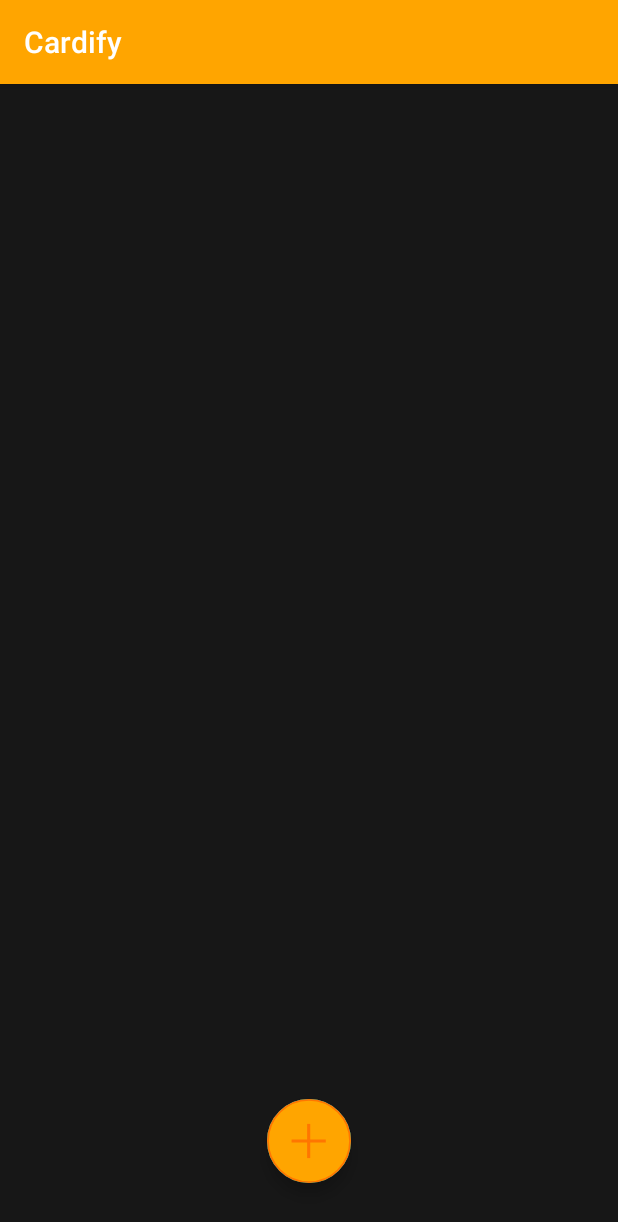
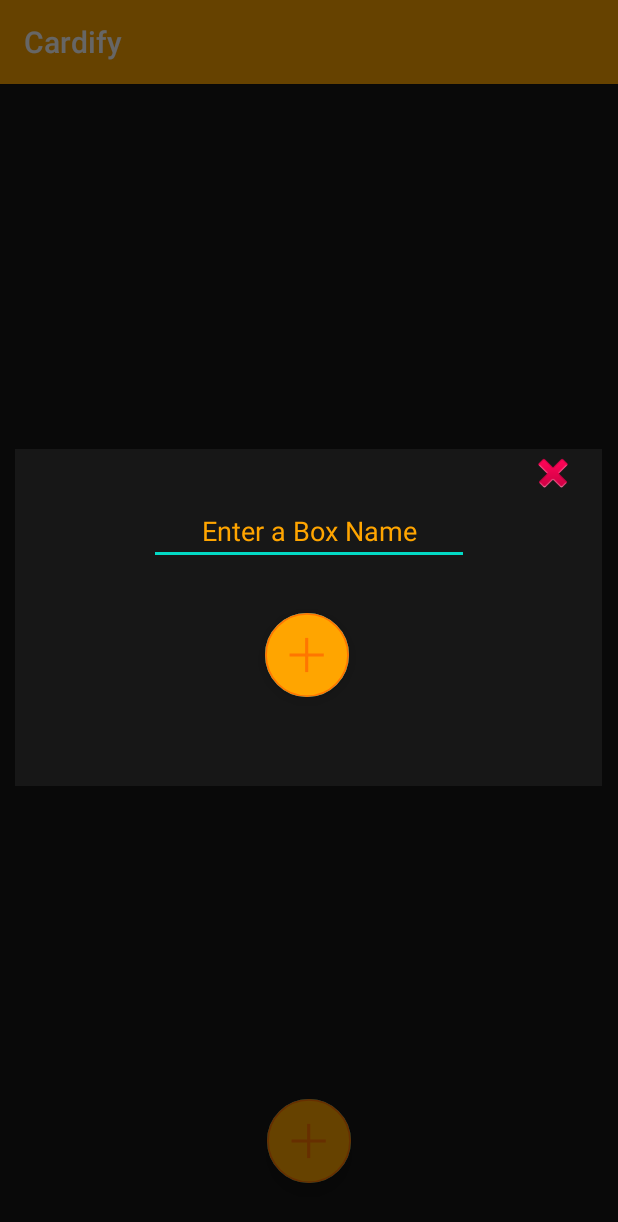
Before and after one commit to ArstaroV/Cardify, an Android app: the screen it shows after launch (MainActivity), after a tap on "add box", on a phone screen of 412 x 824 dp. Shown: the top 1222 px of the screen. Run offline under Robolectric (Android 15) with nearby library versions, the phone set to English and light mode, and no system bars; our stand-ins replace Room's generated code.

Commit message:
AlertDialog added + box_dialog.xml

```diff
--- a/app/src/main/java/com/uselesscodeworks/cardify/data/BoxDao.kt
+++ b/app/src/main/java/com/uselesscodeworks/cardify/data/BoxDao.kt
@@ -6,7 +6,7 @@ import com.uselesscodeworks.cardify.models.Box
 @Dao
 interface BoxDao {
     @Insert(onConflict = OnConflictStrategy.IGNORE)
-    fun addBox(Box: Box)
+    suspend fun addBox(Box: Box)
 
     @Delete
     fun deleteBox(Box: Box)
--- a/app/src/main/java/com/uselesscodeworks/cardify/data/BoxRepository.kt
+++ b/app/src/main/java/com/uselesscodeworks/cardify/data/BoxRepository.kt
@@ -1,6 +1,5 @@
 package com.uselesscodeworks.cardify.data
 
-import android.app.Application
 import androidx.lifecycle.LiveData
 import com.uselesscodeworks.cardify.models.Box
 import kotlinx.coroutines.coroutineScope
--- a/app/src/main/java/com/uselesscodeworks/cardify/viewmodels/BoxMainViewModel.kt
+++ b/app/src/main/java/com/uselesscodeworks/cardify/viewmodels/BoxMainViewModel.kt
@@ -11,23 +11,12 @@ class BoxMainViewModel(private val repository: BoxRepository) : ViewModel() {
 
     private val tempList = mutableListOf<Box>()
     val boxes : LiveData<List<Box>> = repository.getAllBoxes()
-    //val boxes = MutableLiveData<List<Box>>()
 
     init {
-        //boxes = repository.getAllBoxes()
-//        for (i in 0 until 20) {
-//            val element = Box(i.toString())
-//            tempList.add(element)
-//        }
-//        for (i in "HELLO") {
-//            val element = Box(i.toString())
-//            tempList.add(element)
-//        }
-//        boxes.value = tempList
+
     }
-    fun AddBox(box: Box) {
-        //boxes.value.toMutableList().add(Box("New Box"))
-        //boxes.value = boxes.value?.plus(Box("New Box"))
+
+    fun addBox(box: Box) {
         GlobalScope.launch {
             repository.addBox(box)
         }
--- a/app/src/main/java/com/uselesscodeworks/cardify/views/BoxMainFragment.kt
+++ b/app/src/main/java/com/uselesscodeworks/cardify/views/BoxMainFragment.kt
@@ -20,6 +20,7 @@ import com.uselesscodeworks.cardify.data.BoxRepository
 import com.uselesscodeworks.cardify.models.Box
 import com.uselesscodeworks.cardify.views.adapters.BoxItemAdapter
 import com.uselesscodeworks.cardify.views.adapters.RecyclerViewClickListener
+import kotlinx.android.synthetic.main.box_dialog.*
 import kotlinx.android.synthetic.main.box_main_fragment.*
 
 class BoxMainFragment : Fragment(), RecyclerViewClickListener {
@@ -45,9 +46,6 @@ class BoxMainFragment : Fragment(), RecyclerViewClickListener {
             it.setHasFixedSize(false)
             it.adapter = BoxItemAdapter(boxes, this)}})
 
-        fab.setOnClickListener { view ->
-                viewModel.AddBox()
-        }
     }
 
     override fun OnItemClick(view: View, box: Box) {
--- a/app/src/main/java/com/uselesscodeworks/cardify/views/MainActivity.kt
+++ b/app/src/main/java/com/uselesscodeworks/cardify/views/MainActivity.kt
@@ -1,13 +1,37 @@
 package com.uselesscodeworks.cardify.views
 
+import android.app.AlertDialog
 import androidx.appcompat.app.AppCompatActivity
 import android.os.Bundle
+import android.view.View
+import androidx.core.content.ContentProviderCompat.requireContext
 import com.uselesscodeworks.cardify.R
+import com.uselesscodeworks.cardify.data.BoxRepository
+import com.uselesscodeworks.cardify.data.CardifyDatabase
+import com.uselesscodeworks.cardify.models.Box
+import com.uselesscodeworks.cardify.viewmodels.BoxMainViewModel
+import kotlinx.android.synthetic.main.box_dialog.*
+import kotlinx.android.synthetic.main.box_dialog.view.*
+import kotlinx.android.synthetic.main.box_main_fragment.*
 
 
 class MainActivity : AppCompatActivity() {
     override fun onCreate(savedInstanceState: Bundle?) {
         super.onCreate(savedInstanceState)
         setContentView(R.layout.activity_main)
+        fab.setOnClickListener{
+            val view = View.inflate(this, R.layout.box_dialog, null)
+
+            val builder = AlertDialog.Builder (this)
+            builder.setView(view)
+
+            val dialog = builder.create()
+            dialog.show()
+            dialog.window?.setBackgroundDrawableResource(android.R.color.transparent)
+
+            view.add_cancelButton.setOnClickListener{
+                dialog.dismiss()
+            }
+        }
     }
 }
--- a/app/src/main/res/layout/activity_main.xml
+++ b/app/src/main/res/layout/activity_main.xml
@@ -6,21 +6,14 @@
     android:layout_height="match_parent"
     tools:context=".views.MainActivity">
 
-<!--    <androidx.fragment.app.FragmentContainerView-->
-<!--        android:id="@+id/MainView"-->
-<!--        android:name="com.uselesscodeworks.cardify.views.BoxMainFragment"-->
-<!--        android:layout_width="0dp"-->
-<!--        android:layout_height="0dp"-->
-<!--        app:layout_constraintBottom_toBottomOf="parent"-->
-<!--        app:layout_constraintEnd_toEndOf="parent"-->
-<!--        app:layout_constraintStart_toStartOf="parent"-->
-<!--        app:layout_constraintTop_toTopOf="parent" />-->
-        <androidx.fragment.app.FragmentContainerView
-            android:id="@+id/MainView"
+        <fragment
+            android:id="@+id/fragment"
             android:name="androidx.navigation.fragment.NavHostFragment"
             android:layout_width="match_parent"
             android:layout_height="match_parent"
             app:defaultNavHost="true"
             app:navGraph="@navigation/nav_graph"
-            />
+            tools:layout_editor_absoluteX="264dp"
+            tools:layout_editor_absoluteY="209dp" />
+
 </androidx.constraintlayout.widget.ConstraintLayout>
--- /dev/null
+++ b/app/src/main/res/layout/box_dialog.xml
@@ -0,0 +1,53 @@
+<?xml version="1.0" encoding="utf-8"?>
+<androidx.constraintlayout.widget.ConstraintLayout
+    xmlns:android="http://schemas.android.com/apk/res/android"
+    xmlns:app="http://schemas.android.com/apk/res-auto"
+    xmlns:tools="http://schemas.android.com/tools"
+    android:background="@color/backgroundMainColor"
+    android:layout_width="match_parent"
+    android:layout_height="match_parent">
+
+    <com.google.android.material.floatingactionbutton.FloatingActionButton
+        android:id="@+id/add_fab"
+        android:layout_width="wrap_content"
+        android:layout_height="wrap_content"
+        android:layout_gravity="end|bottom"
+        android:contentDescription="add box"
+        android:src="@drawable/circle"
+        app:layout_constraintBottom_toBottomOf="parent"
+        app:layout_constraintEnd_toEndOf="parent"
+        app:layout_constraintHorizontal_bias="0.498"
+        app:layout_constraintStart_toStartOf="parent"
+        app:layout_constraintTop_toTopOf="parent"
+        app:layout_constraintVertical_bias="0.648"
+        app:maxImageSize="56dp" />
+
+    <EditText
+        android:id="@+id/addBoxName"
+        android:layout_width="wrap_content"
+        android:layout_height="wrap_content"
+        android:ems="10"
+        android:inputType="textPersonName"
+        android:hint="Enter a Box Name"
+        android:textAlignment="center"
+        android:textColorHint="#FFA500"
+        app:layout_constraintBottom_toTopOf="@+id/add_fab"
+        app:layout_constraintEnd_toEndOf="parent"
+        app:layout_constraintStart_toStartOf="parent"
+        app:layout_constraintTop_toTopOf="parent" />
+
+    <ImageButton
+        android:id="@+id/add_cancelButton"
+        android:layout_width="wrap_content"
+        android:layout_height="wrap_content"
+        android:background="@color/backgroundMainColor"
+        app:layout_constraintBottom_toTopOf="@+id/addBoxName"
+        app:layout_constraintEnd_toEndOf="parent"
+        app:layout_constraintHorizontal_bias="0.954"
+        app:layout_constraintStart_toStartOf="parent"
+        app:layout_constraintTop_toTopOf="parent"
+        app:layout_constraintVertical_bias="0.023"
+        app:srcCompat="@android:drawable/ic_delete" />
+
+
+</androidx.constraintlayout.widget.ConstraintLayout>
```
